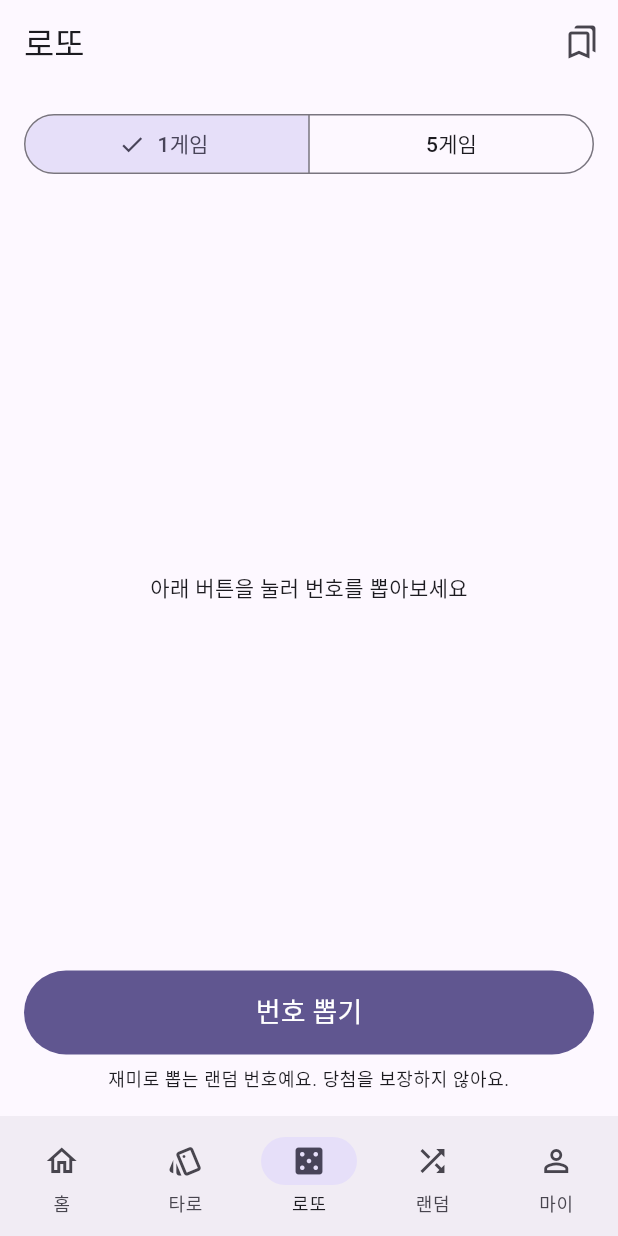
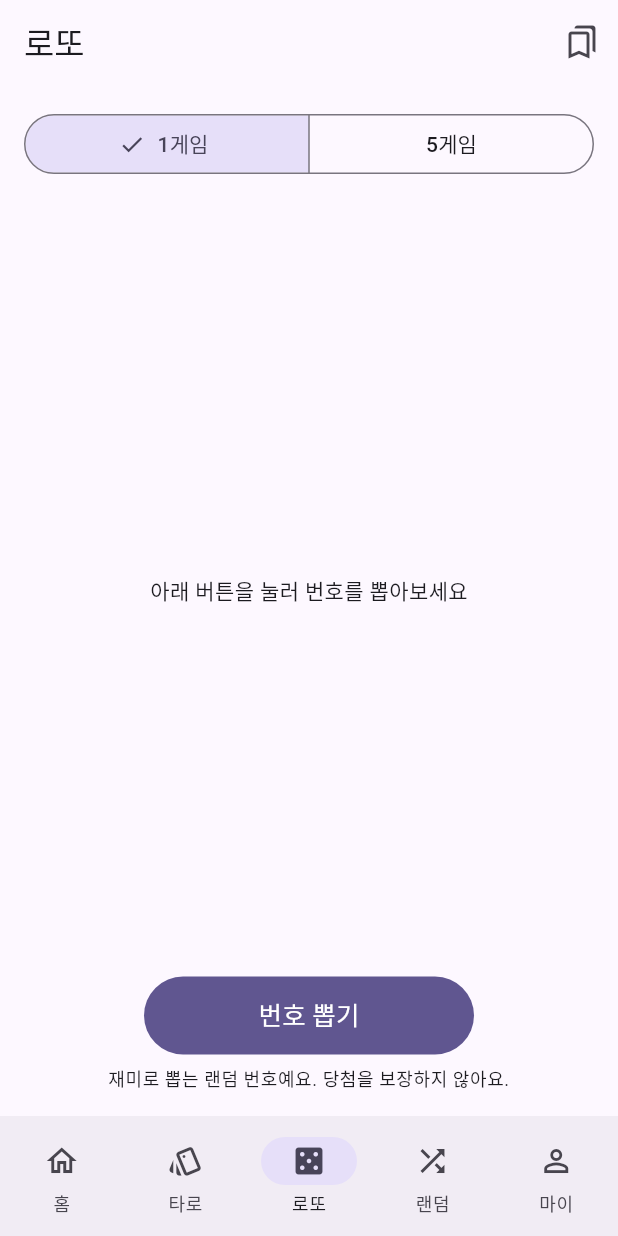
Before and after one commit to shlete/Oppop, a Flutter app: the screen it shows after launch, item 3 of the bottom bar chosen, on a phone screen of 412 x 824 dp. Run offline on Flutter 3.47's test engine with Material 3 defaults, Android fonts, the phone set to English and light mode, and no system bars; our stand-ins replace flutter_riverpod, google_mobile_ads, shared_preferences; network calls fail.

Commit message:
공통 실행 버튼을 폭 220, 높이 52로 줄이고 가운데 정렬
Co-Authored-By: Claude Opus 5.5 (1M context) <noreply@anthropic.com>
Claude-Session: https://claude.ai/code/session_01UjtEbePFwBpyU2YJRuNUmw

```diff
--- a/lib/core/widgets/primary_button.dart
+++ b/lib/core/widgets/primary_button.dart
@@ -10,16 +10,19 @@ class PrimaryButton extends StatelessWidget {
   /// null이면 비활성화된다.
   final VoidCallback? onPressed;
 
-  static const height = 56.0;
+  static const width = 220.0;
+  static const height = 52.0;
 
   @override
   Widget build(BuildContext context) {
-    return SizedBox(
-      width: double.infinity,
-      height: height,
-      child: FilledButton(
-        onPressed: onPressed,
-        child: Text(label, style: const TextStyle(fontSize: 18)),
+    return Center(
+      child: SizedBox(
+        width: width,
+        height: height,
+        child: FilledButton(
+          onPressed: onPressed,
+          child: Text(label, style: const TextStyle(fontSize: 17)),
+        ),
       ),
     );
   }
```
